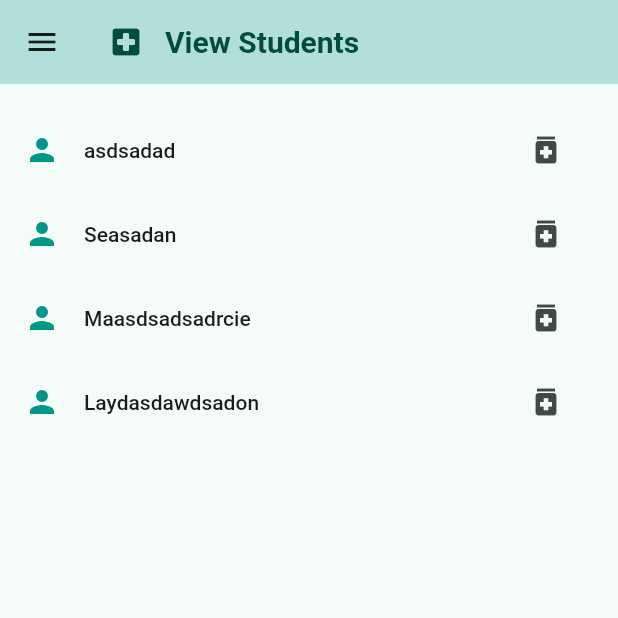
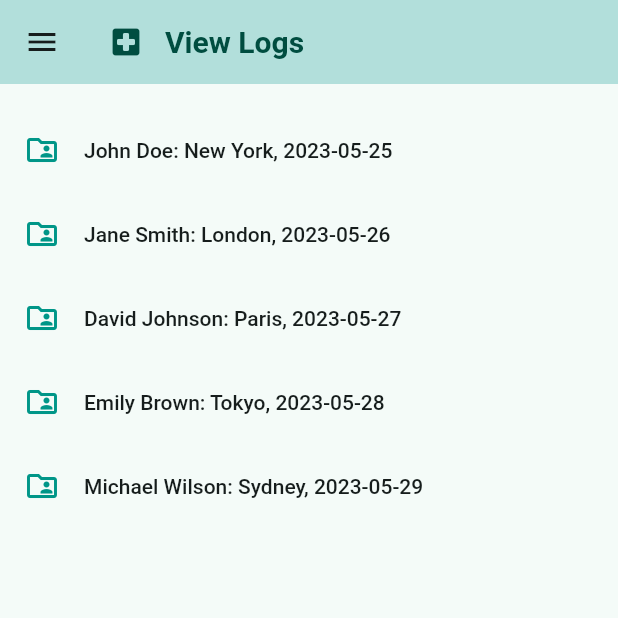
Before and after one commit to Danie-A/CMSC23_FlutterApp_HealthMon, a Flutter app: the EntMonViewLogs screen opened directly, on a phone screen of 412 x 824 dp, the top half of it. Run offline on Flutter 3.47's test engine with Material 2 defaults, Android fonts, the phone set to English and light mode, and no system bars; our stand-ins replace cloud_firestore, firebase_auth, firebase_core, qr_flutter; missing offline and left inert: qr_code_scanner; accounts and stored records are empty.

Commit message:
feat: edited entmon view logs to mirror possible layout in actual app

```diff
--- a/lib/main.dart
+++ b/lib/main.dart
@@ -68,7 +68,8 @@ class MyApp extends StatelessWidget {
         '/admin-view-students': (context) => AdminViewStudents(),
         '/admin-view-under-monitoring': (context) => AdminViewUnderMonitoring(),
         '/view-quarantined': (context) => AdminViewQuarantined(),
-        '/search-logs': (context) => const EntMonSearchLogs()
+        '/search-logs': (context) => const EntMonSearchLogs(),
+        '/entmon-view-logs': (context) => const EntMonViewLogs(),
       },
     );
   }
--- a/lib/screens/EntMonViewLogs.dart
+++ b/lib/screens/EntMonViewLogs.dart
@@ -17,37 +17,69 @@ class EntMonViewLogs extends StatefulWidget {
 
 // MAKE LISTTILES OF DETAILS W TRAILING ICON FOR EDIT
 class _ViewStudentsState extends State<EntMonViewLogs> {
-  List<String> logIDs = [
-    "asdsadad",
-    "Seasadan",
-    "Maasdsadsadrcie",
-    "Laydasdawdsadon"
+  List<Map<String, String>> dataArray = [
+    {
+      'location': 'New York',
+      'name': 'John Doe',
+      'studentNo': '123456789',
+      'date': '2023-05-25',
+      'time': '12:30 PM',
+      'status': 'completed',
+    },
+    {
+      'location': 'London',
+      'name': 'Jane Smith',
+      'studentNo': '987654321',
+      'date': '2023-05-26',
+      'time': '09:45 AM',
+      'status': 'under monitoring',
+    },
+    {
+      'location': 'Paris',
+      'name': 'David Johnson',
+      'studentNo': '456789123',
+      'date': '2023-05-27',
+      'time': '02:15 PM',
+      'status': 'quarantined',
+    },
+    {
+      'location': 'Tokyo',
+      'name': 'Emily Brown',
+      'studentNo': '789123456',
+      'date': '2023-05-28',
+      'time': '07:00 AM',
+      'status': 'completed',
+    },
+    {
+      'location': 'Sydney',
+      'name': 'Michael Wilson',
+      'studentNo': '654321987',
+      'date': '2023-05-29',
+      'time': '04:30 PM',
+      'status': 'under monitoring',
+    },
+    // Add more elements as needed...
   ];
 
-  Future<void> _showStudent(BuildContext context, String name) {
+  Future<void> _showStudent(BuildContext context, Map datum) {
     return showDialog<void>(
       context: context,
       builder: (BuildContext context) {
         return AlertDialog(
-          title: Text('${name}'),
-          content: const Text(
-            'A dialog is a type of modal window that\n'
-            'appears in front of app content to\n'
-            'provide critical information, or prompt\n'
-            'for a decision to be made.',
+          title: Text('${datum['name']}'),
+
+          // ANG LAKI NG CONTENT !!!! BAKIT ?
+          content: Column(
+            children: [
+              Text("${datum["name"]}"),
+              Text("${datum["studentNo"]}"),
+              Text("${datum["date"]}"),
+              Text("${datum["time"]}"),
+              Text("${datum["status"]}"),
+            ],
           ),
-          actions: <Widget>[
-            ElevatedButton(
-                onPressed: () => {}, child: const Text("Make Admin")),
-            const SizedBox(height: 10),
-            ElevatedButton(
-                onPressed: () => {},
-                child: const Text("Make Entrance Monitor")),
-            const SizedBox(height: 10),
+          actions: [
             TextButton(
-              style: TextButton.styleFrom(
-                textStyle: Theme.of(context).textTheme.labelLarge,
-              ),
               child: const Text('Close'),
               onPressed: () {
                 Navigator.of(context).pop();
@@ -59,58 +91,29 @@ class _ViewStudentsState extends State<EntMonViewLogs> {
     );
   }
 
-  Future<void> _showAddToQuarantine(BuildContext context, String name) {
-    return showDialog<void>(
-      context: context,
-      builder: (BuildContext context) {
-        return AlertDialog(
-          title: Text('${name}'),
-          content: const Text(
-            'Are you sure you want to add this student to quarantine?',
-          ),
-          actions: <Widget>[
-            ElevatedButton(
-                onPressed: () => {}, child: const Text("Add to Quarantine")),
-            const SizedBox(height: 10),
-            TextButton(
-              style: TextButton.styleFrom(
-                textStyle: Theme.of(context).textTheme.labelLarge,
-              ),
-              child: const Text('Close'),
-              onPressed: () {
-                Navigator.of(context).pop();
-              },
-            ),
-          ],
-        );
-      },
-    );
-  }
-
-  ListView viewAllStudents() {
+  ListView viewAllLogs() {
     return ListView.builder(
       // displays friend names through multiple instances of List Tile
-      itemCount: logIDs.length,
+      itemCount: dataArray.length,
       itemBuilder: (context, index) {
         return InkWell(
           // InkWell widget adds some hover effect to the ListTile
           onTap: () {
-            _showStudent(context, logIDs[index]);
+            _showStudent(context, dataArray[index]);
           },
           hoverColor: Colors.teal[200],
           // Color.fromARGB(15, 233, 30, 98), // hover color set to pink
           splashColor: Colors.teal[
               100], // sets the splash color (circle splash effect when user taps and holds the ListTile) to pink
           child: ListTile(
-              leading: Icon(Icons.person, color: Colors.teal),
-              title: Text("${logIDs[index]}"), // name
-              // subtitle: Text("${friend.nickname}"), // filter subtitle
-              trailing: IconButton(
-                icon: const Icon(Icons.medication),
-                onPressed: () {
-                  _showAddToQuarantine(context, logIDs[index]);
-                },
-              )),
+            leading: Icon(
+              Icons.folder_shared_outlined,
+              color: Colors.teal,
+            ),
+            title: Text(
+                "${dataArray[index]["name"]}: ${dataArray[index]["location"]}, ${dataArray[index]["date"]}"), // name
+            // subtitle: Text("${friend.nickname}"), // filter subtitle
+          ),
         );
       },
     );
@@ -148,7 +151,7 @@ class _ViewStudentsState extends State<EntMonViewLogs> {
         title: Row(children: const [
           Icon(Icons.local_hospital_rounded, color: Color(0xFF004D40)),
           SizedBox(width: 14),
-          Text("View Students",
+          Text("View Logs",
               style: TextStyle(
                 fontWeight: FontWeight.bold,
                 color: Color(0xFF004D40),
@@ -157,7 +160,7 @@ class _ViewStudentsState extends State<EntMonViewLogs> {
         backgroundColor: Colors.teal[100],
       ),
       body: Container(
-          padding: const EdgeInsets.only(top: 16), child: viewAllStudents()),
+          padding: const EdgeInsets.only(top: 16), child: viewAllLogs()),
     );
   }
 }
```
